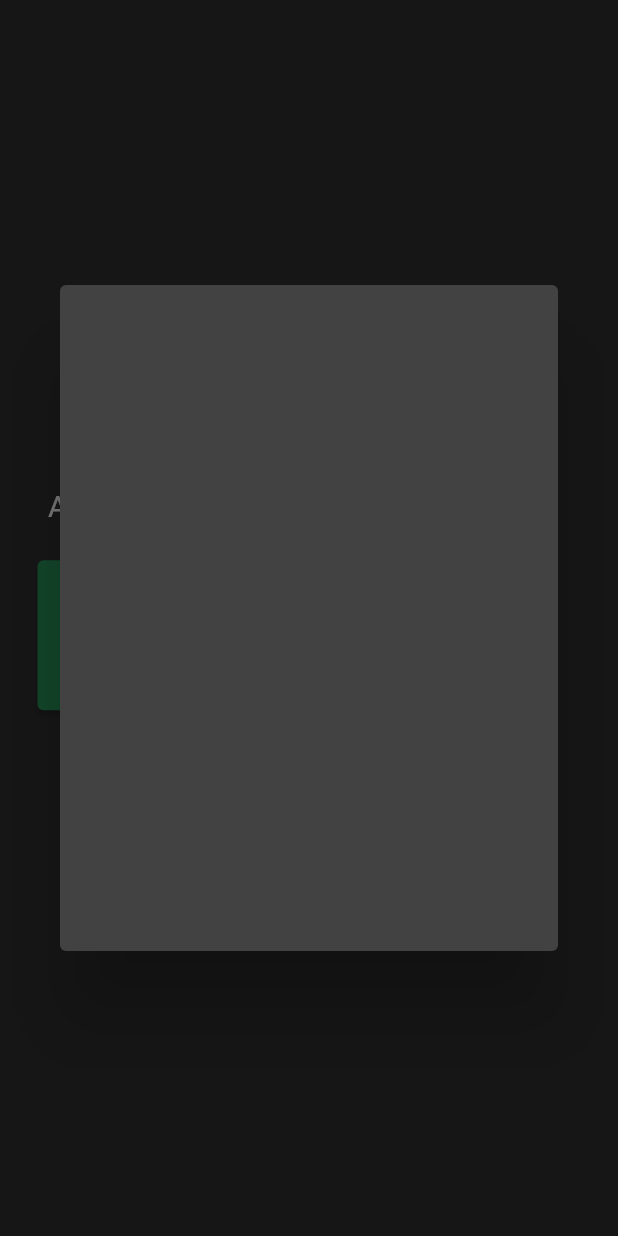
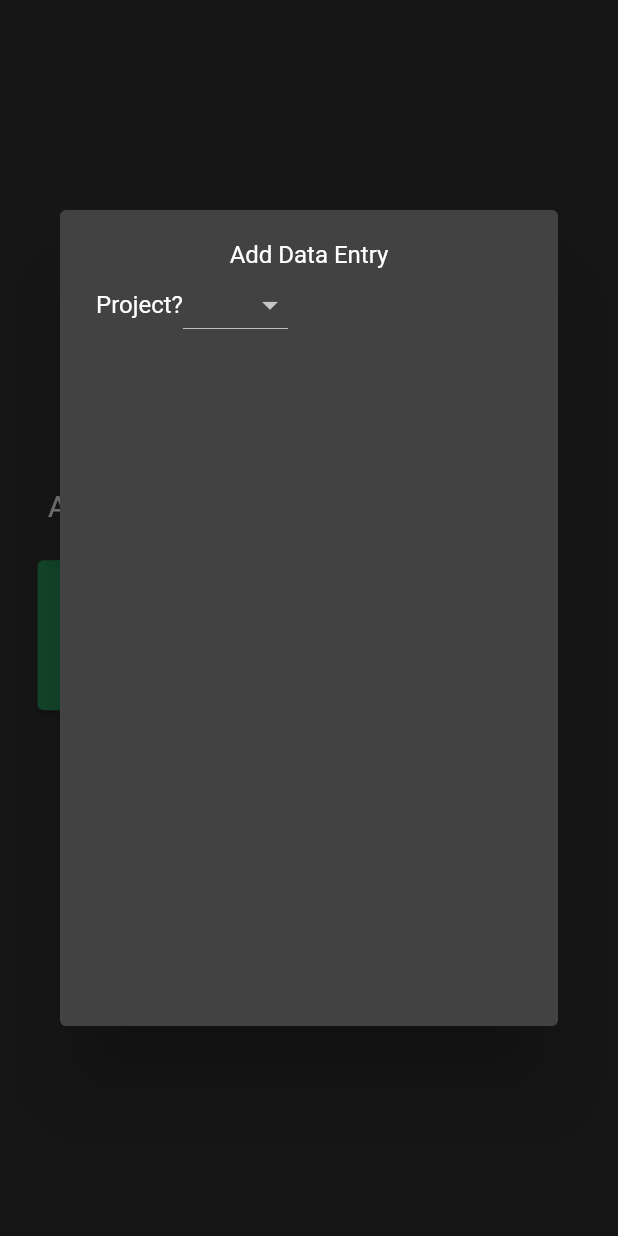
Before and after one commit to dompetriella/weighpoints, a Flutter app: the AddEntry widget shown alone on an empty page, opened directly, after a tap on the "add" icon, on a phone screen of 412 x 824 dp. Run offline on Flutter 3.47's test engine with Material 2 defaults, Android fonts, the phone set to English and light mode, and no system bars; our stand-ins replace go_router, google_fonts.

Commit message:
added entry card (beginning)

```diff
--- a/lib/account_pages/add_entry.dart
+++ b/lib/account_pages/add_entry.dart
@@ -1,5 +1,6 @@
 import '../theme.dart';
 import 'package:flutter/material.dart';
+import '../components/add_entry_card.dart';
 
 class AddEntry extends StatefulWidget {
   const AddEntry({ Key? key }) : super(key: key);
@@ -21,7 +22,7 @@ class _AddEntryState extends State<AddEntry> {
   void entryCardPopup(context) {
     showDialog(context: context,
     builder: (BuildContext context) {
-      return AlertDialog();
+      return EntryCard();
     });
 
   }
@@ -32,7 +33,7 @@ class _AddEntryState extends State<AddEntry> {
       mainAxisAlignment: MainAxisAlignment.center,
       crossAxisAlignment: CrossAxisAlignment.center,
       children: [
-        Text(
+        const Text(
           'Add Entry',
           style: TextStyle(
             fontSize: 20,
@@ -43,18 +44,7 @@ class _AddEntryState extends State<AddEntry> {
           child: ElevatedButton(
             // onPressed: increaseNumber,
             onPressed: () {
-              //entryCardPopup(context);
-              showDialog(
-                context: context,
-                builder: (BuildContext context) {
-                  return AlertDialog(
-                    content: Container(
-                      width: 300,
-                      height: 400,
-                    ),
-                  );
-                }
-              );
+              entryCardPopup(context);
             },
             style: ElevatedButton.styleFrom(
               minimumSize: Size(100, 100),
--- a/lib/components/add_entry_card.dart
+++ b/lib/components/add_entry_card.dart
@@ -1,4 +1,5 @@
 import 'package:flutter/material.dart';
+import '../data/data.dart';
 
 class EntryCard extends StatefulWidget {
   const EntryCard({ Key? key }) : super(key: key);
@@ -8,10 +9,35 @@ class EntryCard extends StatefulWidget {
 }
 
 class _EntryCardState extends State<EntryCard> {
+
+  var currentProject = "";
+
   @override
   Widget build(BuildContext context) {
     return AlertDialog(
+      scrollable: true,
+      content: SizedBox(
+        width: 400,
+        height: 500,
+        child: Column(
+          children: [
+            Text("Add Data Entry"),
+            Row(
+              children: [
+                Text("Project?"),
+                DropdownButton(
+                  items: Data.projects,
+                  onChanged: (dynamic selectedOption){
+                    setState(() {
+                      currentProject = selectedOption;
+                    });
+                  })
+              ],
+            ),
+          ],
 
+        ),
+      )
     );
   }
 }
--- /dev/null
+++ b/lib/data/data.dart
@@ -0,0 +1,9 @@
+import 'package:flutter/material.dart';
+
+class Data {
+    static List<DropdownMenuItem<String>> projects = [
+    DropdownMenuItem(child: Text("Ocelot"),value: "Ocelot"),
+    DropdownMenuItem(child: Text("Julia"),value: "Julia"),
+    DropdownMenuItem(child: Text("Spike"),value: "Spike"),
+  ];
+}
```
